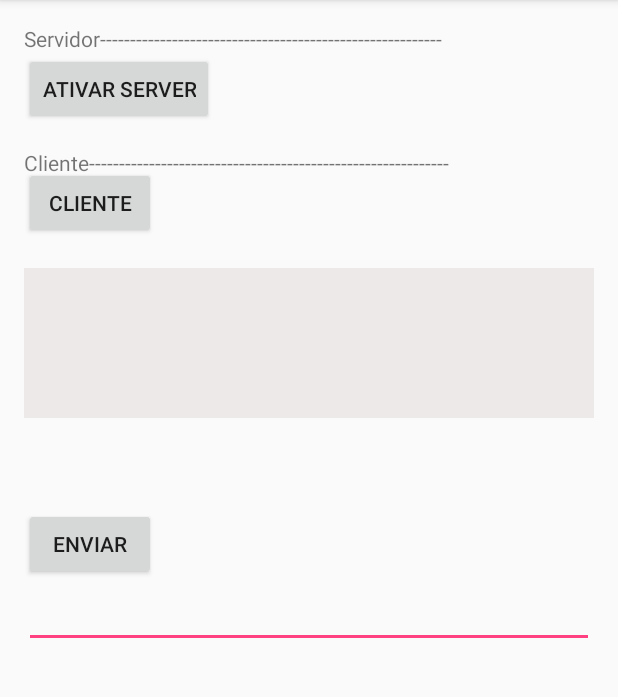
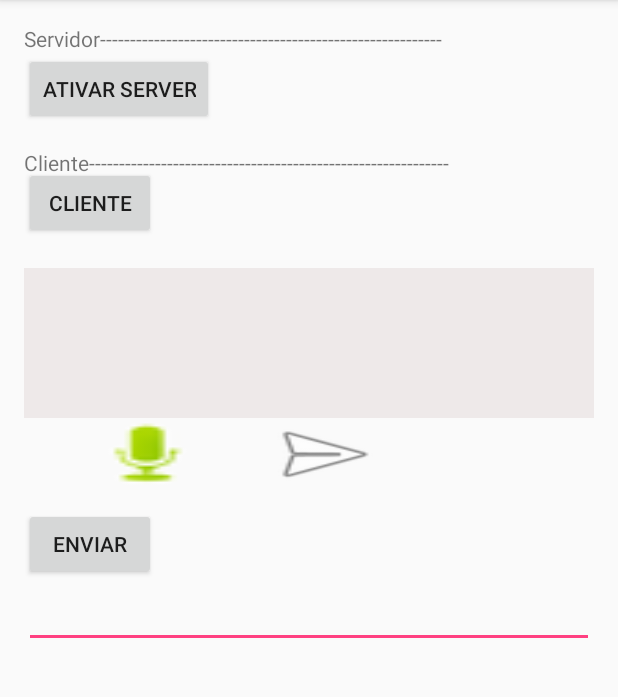
Before and after one commit to HandersonSilva/ComunicadorBluetooth, an Android app: the screen it shows after launch (MainActivity), on a phone screen of 412 x 824 dp, the part 84-781 px from its top. Run offline under Robolectric (Android 15) with nearby library versions, the phone set to English and light mode, and no system bars.

Commit message:
Gravação do audio Ok

```diff
--- a/app/src/main/AndroidManifest.xml
+++ b/app/src/main/AndroidManifest.xml
@@ -3,6 +3,7 @@
     package="com.hb.handersonsilva.comunicadorbluetooth">
     <uses-permission android:name="android.permission.BLUETOOTH"></uses-permission>
     <uses-permission android:name="android.permission.BLUETOOTH_ADMIN"></uses-permission>
+    <uses-permission android:name="android.permission.RECORD_AUDIO"></uses-permission>
 
     <application
         android:allowBackup="true"
--- a/app/src/main/java/com/hb/handersonsilva/comunicadorbluetooth/MainActivity.java
+++ b/app/src/main/java/com/hb/handersonsilva/comunicadorbluetooth/MainActivity.java
@@ -1,15 +1,22 @@
 package com.hb.handersonsilva.comunicadorbluetooth;
 
+import android.Manifest;
 import android.app.Activity;
 import android.app.LoaderManager;
+import android.content.pm.PackageManager;
+import android.media.MediaPlayer;
+import android.media.MediaRecorder;
 import android.os.Handler;
 import android.os.Bundle;
 import android.os.Message;
 import android.bluetooth.BluetoothAdapter;
 import android.content.Context;
 import android.content.Intent;
+import android.support.annotation.NonNull;
+import android.support.v4.app.ActivityCompat;
 import android.support.v7.app.AppCompatActivity;
 import android.os.Bundle;
+import android.util.Log;
 import android.view.View;
 import android.widget.Button;
 import android.widget.EditText;
@@ -21,7 +28,11 @@ import com.hb.handersonsilva.comunicadorbluetooth.Ultil.Bluetooth;
 import com.hb.handersonsilva.comunicadorbluetooth.Ultil.ConnectThread;
 import com.hb.handersonsilva.comunicadorbluetooth.Ultil.ListarDispositivosP;
 
+import java.io.ByteArrayOutputStream;
+import java.io.File;
+import java.io.FileInputStream;
 import java.io.IOException;
+import java.io.InputStream;
 
 public class MainActivity extends AppCompatActivity {
     BluetoothAdapter mBluetoothAdapter= null;
@@ -29,6 +40,7 @@ public class MainActivity extends AppCompatActivity {
     private static final int ATIVA_BLUETOOTH =1;
     private static final int ABRIR_LISTA =2;
     private  int opButton = 1;
+    private boolean startRec=false;
     final  boolean conexao = true;
     private  static String MAC = null;
     static TextView statusMessage;
@@ -36,6 +48,13 @@ public class MainActivity extends AppCompatActivity {
     static TextView textRecebido;
     static  TextView textStatusSocket;
     ConnectThread connect;
+    private static final String LOG_TAG = "AudioRecordTest";
+    private static final int REQUEST_RECORD_AUDIO_PERMISSION = 200;
+    private static String mFileName = null;
+    private MediaRecorder mRecorder = null;
+    private MediaPlayer mPlayer = null;
+
+
 
     @Override
     protected void onCreate(Bundle savedInstanceState) {
@@ -45,6 +64,9 @@ public class MainActivity extends AppCompatActivity {
             Button btnClientConexao= (Button)findViewById(R.id.button_Cliente_Conexao);
             Button btnConectar = (Button)findViewById(R.id.button_AtivarServer);
             Button btnEnviaMsg = (Button)findViewById(R.id.button_enviarMsg);
+            Button btnGravarAudio = (Button)findViewById(R.id.button_audioGravar);
+            Button btnEnviardAudio = (Button)findViewById(R.id.button_sendAudio);
+
             statusMessage = (TextView)findViewById(R.id.textView_StatusM);
             statusCliente = (TextView)findViewById(R.id.textView_statusClient);
             textRecebido = (TextView)findViewById(R.id.textView_textRecebido);
@@ -53,7 +75,11 @@ public class MainActivity extends AppCompatActivity {
 
             //Solicita que o bluetooth seja ligado caso contrario fecha o app
             this.ativarBluetooth();
-           //Instanciando a class ConnectThread
+
+            //Setar o caminho onde sera salvo o arquivo de audio
+           mFileName = getExternalCacheDir().getAbsolutePath();
+           mFileName += "/audiorecordtest.mp3";
+
 
           btnClientConexao.setOnClickListener(new View.OnClickListener() {
               @Override
@@ -116,7 +142,57 @@ public class MainActivity extends AppCompatActivity {
                     connect.write(data);
                 }
             });
+
+            //Button Gravar
+        btnGravarAudio.setOnClickListener(new View.OnClickListener() {
+            @Override
+            public void onClick(View v) {
+                Button btnGravarAudio = (Button)findViewById(R.id.button_audioGravar);
+                if(startRec){
+                    stopRecording();
+                    btnGravarAudio.setText(" ");
+                    Toast.makeText(getApplicationContext(),"Caminho"+mFileName,Toast.LENGTH_LONG).show();
+                }else {
+                    btnGravarAudio.setText("GRAVANDO");
+                    startRecording();
+
+                    startRec=true;
+                }
+            }
+        });
+        //Button parar a gravação
+        btnEnviardAudio.setOnClickListener(new View.OnClickListener() {
+            @Override
+            public void onClick(View v) {
+                //implementar
+            }
+        });
     }
+
+
+    //GRAVAR AUDIO
+    private void startRecording() {
+        mRecorder = new MediaRecorder();
+        mRecorder.setAudioSource(MediaRecorder.AudioSource.MIC);
+        mRecorder.setOutputFormat(MediaRecorder.OutputFormat.MPEG_4);//formato mp3
+        mRecorder.setOutputFile(mFileName);
+        mRecorder.setAudioEncoder(MediaRecorder.AudioEncoder.AMR_NB);
+
+        try {
+            mRecorder.prepare();
+        } catch (IOException e) {
+            Log.e(LOG_TAG, "prepare() failed");
+        }
+
+        mRecorder.start();
+    }
+    //PARAR A GRAVAÇÃO
+    private void stopRecording() {
+        mRecorder.stop();
+        mRecorder.release();
+        mRecorder = null;
+
+   }
 
   public void ativarBluetooth()
   {
--- a/app/src/main/res/layout/activity_main.xml
+++ b/app/src/main/res/layout/activity_main.xml
@@ -106,4 +106,24 @@
         android:layout_below="@+id/textView_statusClient"
         android:layout_centerHorizontal="true" />
 
+    <Button
+        android:layout_width="wrap_content"
+        android:layout_height="wrap_content"
+        android:id="@+id/button_audioGravar"
+        android:background="@android:drawable/presence_audio_online"
+        android:layout_below="@+id/frameLayout"
+        android:layout_alignRight="@+id/button_AtivarServer"
+        android:layout_alignEnd="@+id/button_AtivarServer" />
+
+    <Button
+        android:layout_width="wrap_content"
+        android:layout_height="wrap_content"
+        android:layout_below="@+id/frameLayout"
+        android:layout_toRightOf="@+id/textView_StatusM"
+        android:layout_toEndOf="@+id/textView_StatusM"
+        android:layout_marginLeft="29dp"
+        android:layout_marginStart="29dp"
+        android:id="@+id/button_sendAudio"
+        android:background="@android:drawable/ic_menu_send" />
+
 </RelativeLayout>
```
